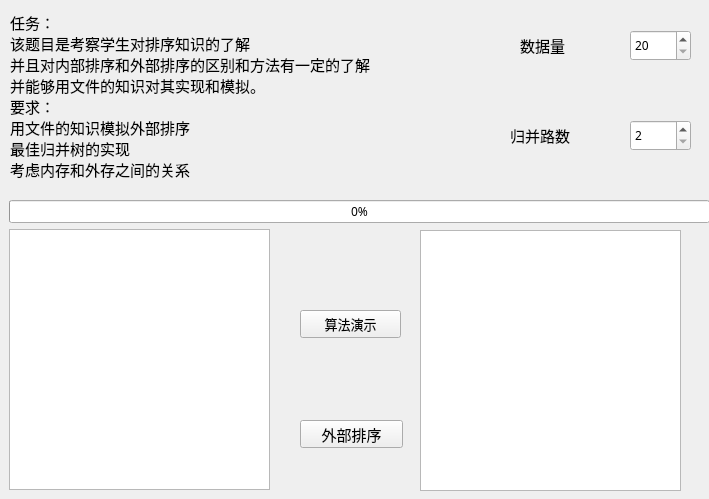
Old version of the form mainwindow.ui in the repository ggssh/ExternSort.
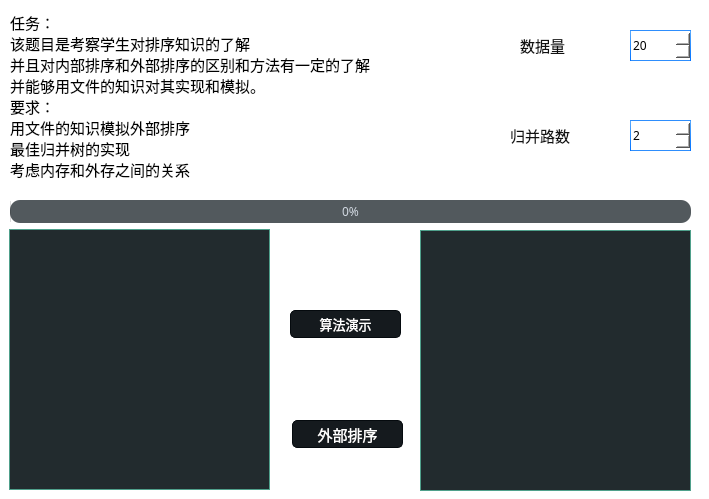
New version of the form.

Commit message: 添加qss样式表

Diff of the .ui file:
```diff
--- a/mainwindow.ui
+++ b/mainwindow.ui
@@ -13,13 +13,16 @@
   <property name="windowTitle">
    <string>MainWindow</string>
   </property>
+  <property name="styleSheet">
+   <string notr="true">background-color: rgb(255, 255, 255);</string>
+  </property>
   <widget class="QWidget" name="centralwidget">
    <widget class="QPushButton" name="buttonperform">
     <property name="geometry">
      <rect>
-      <x>300</x>
+      <x>290</x>
       <y>310</y>
-      <width>101</width>
+      <width>111</width>
       <height>28</height>
      </rect>
     </property>
@@ -29,6 +32,15 @@
       <pointsize>10</pointsize>
      </font>
     </property>
+    <property name="styleSheet">
+     <string notr="true">border-style: solid;
+	border-color: #050a0e;
+	border-width: 1px;
+	border-radius: 5px;
+	color: #FFFFFF;
+	padding: 2px;
+	background-color: #151a1e;</string>
+    </property>
     <property name="text">
      <string>算法演示</string>
     </property>
@@ -44,10 +56,17 @@
     </property>
     <property name="font">
      <font>
-      <family>JetBrains Mono Light</family>
-      <pointsize>8</pointsize>
+      <family>JetBrains Mono</family>
+      <pointsize>10</pointsize>
      </font>
     </property>
+    <property name="styleSheet">
+     <string notr="true">border-width: 1px;
+	border-style: solid;
+	border-color: #4fa08b;
+	background-color: #222b2e;
+	color: #d3dae3;</string>
+    </property>
    </widget>
    <widget class="QLabel" name="label">
     <property name="geometry">
@@ -64,6 +83,9 @@
       <pointsize>11</pointsize>
      </font>
     </property>
+    <property name="styleSheet">
+     <string notr="true">border-color: rgb(85, 0, 255);</string>
+    </property>
     <property name="text">
      <string>任务：
 该题目是考察学生对排序知识的了解
@@ -79,9 +101,9 @@
    <widget class="QProgressBar" name="progressBar">
     <property name="geometry">
      <rect>
-      <x>9</x>
+      <x>10</x>
       <y>200</y>
-      <width>701</width>
+      <width>681</width>
       <height>23</height>
      </rect>
     </property>
@@ -90,6 +112,14 @@
       <family>JetBrains Mono</family>
      </font>
     </property>
+    <property name="styleSheet">
+     <string notr="true">text-align: center;
+	color: #d3dae3;
+	border-radius: 10px;
+	border-color: transparent;
+	border-style: solid;
+	background-color: #52595d;</string>
+    </property>
     <property name="value">
      <number>0</number>
     </property>
@@ -100,9 +130,9 @@
    <widget class="QPushButton" name="buttonsort">
     <property name="geometry">
      <rect>
-      <x>300</x>
+      <x>292</x>
       <y>420</y>
-      <width>103</width>
+      <width>111</width>
       <height>28</height>
      </rect>
     </property>
@@ -112,6 +142,15 @@
       <pointsize>11</pointsize>
      </font>
     </property>
+    <property name="styleSheet">
+     <string notr="true">border-style: solid;
+	border-color: #050a0e;
+	border-width: 1px;
+	border-radius: 5px;
+	color: #FFFFFF;
+	padding: 2px;
+	background-color: #151a1e;</string>
+    </property>
     <property name="text">
      <string>外部排序</string>
     </property>
@@ -130,6 +169,11 @@
       <family>JetBrains Mono</family>
      </font>
     </property>
+    <property name="styleSheet">
+     <string notr="true">border-style: solid;
+border-width: 1px;
+border-color: qlineargradient(spread:pad, x1:0.5, y1:1, x2:0.5, y2:0, stop:0 rgba(0, 113, 255, 255), stop:1 rgba(91, 171, 252, 255));</string>
+    </property>
     <property name="minimum">
      <number>20</number>
     </property>
@@ -154,6 +198,11 @@
       <family>JetBrains Mono</family>
      </font>
     </property>
+    <property name="styleSheet">
+     <string notr="true">border-style: solid;
+border-width: 1px;
+border-color: qlineargradient(spread:pad, x1:0.5, y1:1, x2:0.5, y2:0, stop:0 rgba(0, 113, 255, 255), stop:1 rgba(91, 171, 252, 255));</string>
+    </property>
     <property name="minimum">
      <number>2</number>
     </property>
@@ -176,6 +225,9 @@
       <pointsize>11</pointsize>
      </font>
     </property>
+    <property name="styleSheet">
+     <string notr="true">color:rgb(17,17,17);</string>
+    </property>
     <property name="text">
      <string>数据量</string>
     </property>
@@ -195,6 +247,9 @@
       <pointsize>11</pointsize>
      </font>
     </property>
+    <property name="styleSheet">
+     <string notr="true">color:rgb(17,17,17);</string>
+    </property>
     <property name="text">
      <string>归并路数</string>
     </property>
@@ -204,16 +259,23 @@
      <rect>
       <x>420</x>
       <y>230</y>
-      <width>261</width>
+      <width>271</width>
       <height>261</height>
      </rect>
     </property>
     <property name="font">
      <font>
-      <family>JetBrains Mono Light</family>
-      <pointsize>8</pointsize>
+      <family>JetBrains Mono</family>
+      <pointsize>10</pointsize>
      </font>
     </property>
+    <property name="styleSheet">
+     <string notr="true">border-width: 1px;
+	border-style: solid;
+	border-color: #4fa08b;
+	background-color: #222b2e;
+	color: #d3dae3;</string>
+    </property>
    </widget>
   </widget>
  </widget>
```
